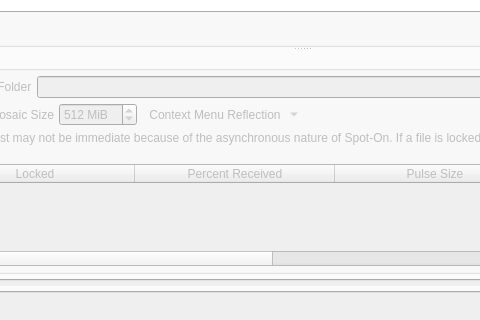
The window that branches/trunk/UI/spot-on-controlcenter.ui (textbrowser/spot-on) describes before a commit, drawn with Qt 5; both pictures show x 98 to 578 and y 280 to 600 of the 800 by 600 pixel window.
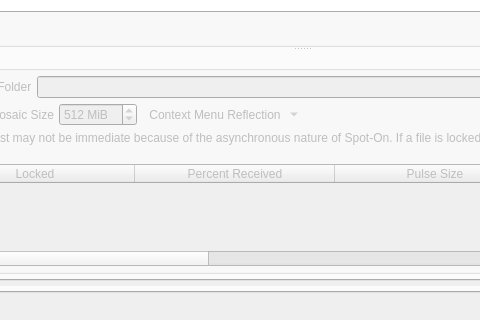
The same window after the commit. The open tabs and pages were chosen to show the change. Icons and pictures are not drawn. Custom widgets are drawn as their Qt base class.

Diff of the .ui file:
```diff
--- a/branches/trunk/UI/spot-on-controlcenter.ui
+++ b/branches/trunk/UI/spot-on-controlcenter.ui
@@ -7119,6 +7119,16 @@
                         <string>Expected SHA-1 Hash</string>
                        </property>
                       </column>
+                      <column>
+                       <property name="text">
+                        <string>Computed SHA3-512 Hash</string>
+                       </property>
+                      </column>
+                      <column>
+                       <property name="text">
+                        <string>Expected SHA3-512 Hash</string>
+                       </property>
+                      </column>
                       <column>
                        <property name="text">
                         <string>OID</string>
```
Left out of the diff: 35 changed lines with no effect on the pictures.
